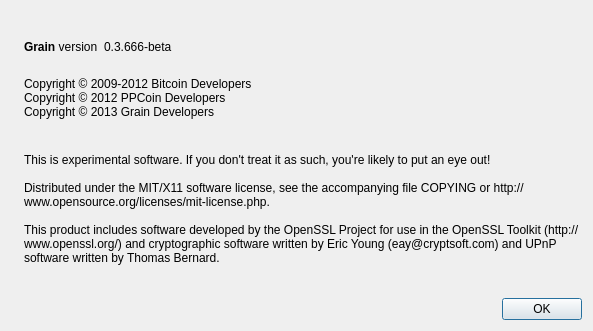
Before: the Qt Designer form src/qt/forms/aboutdialog.ui in magi-retro/peercoin, drawn with Qt 5.
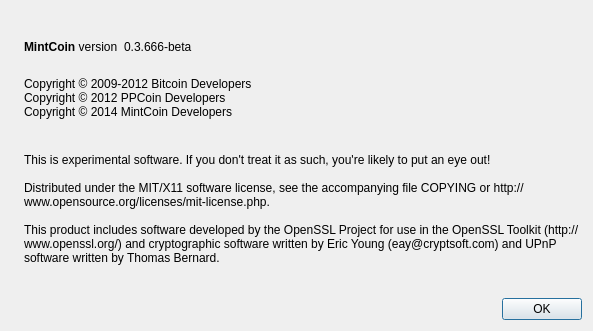
After: the same form once the commit is applied. Icons and pictures are not drawn.

Commit message: FORK-MINT: [REPLACE-COINNAME] Replace GrainCoin to MintCoin.

What changed in the file:
```diff
--- a/src/qt/forms/aboutdialog.ui
+++ b/src/qt/forms/aboutdialog.ui
@@ -50,7 +50,7 @@
           <cursorShape>IBeamCursor</cursorShape>
          </property>
          <property name="text">
-          <string>&lt;b&gt;Grain&lt;/b&gt; version</string>
+          <string>&lt;b&gt;MintCoin&lt;/b&gt; version</string>
          </property>
          <property name="textInteractionFlags">
           <set>Qt::LinksAccessibleByMouse|Qt::TextSelectableByKeyboard|Qt::TextSelectableByMouse</set>
@@ -94,7 +94,7 @@
         <string>
 Copyright © 2009-2012 Bitcoin Developers
 Copyright © 2012 PPCoin Developers
-Copyright © 2013 Grain Developers
+Copyright © 2014 MintCoin Developers
 </string>
        </property>
        <property name="textInteractionFlags">
```
Left out of the diff: 2 changed lines with no effect on the pictures. The commit also changes 15 other files.
